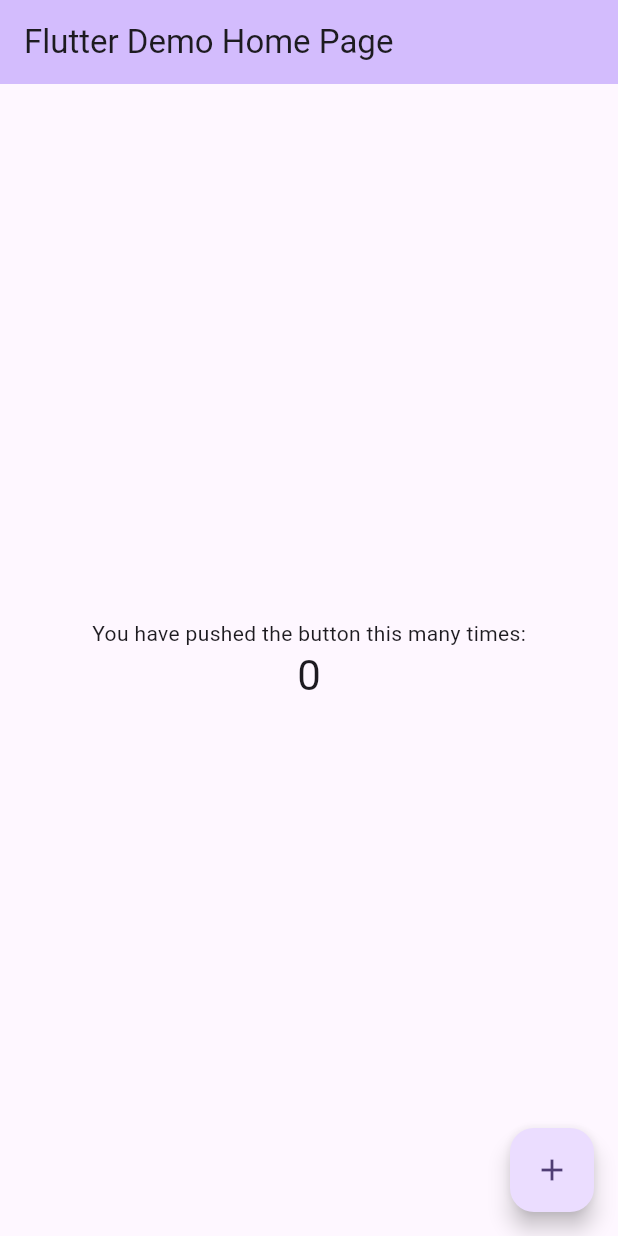
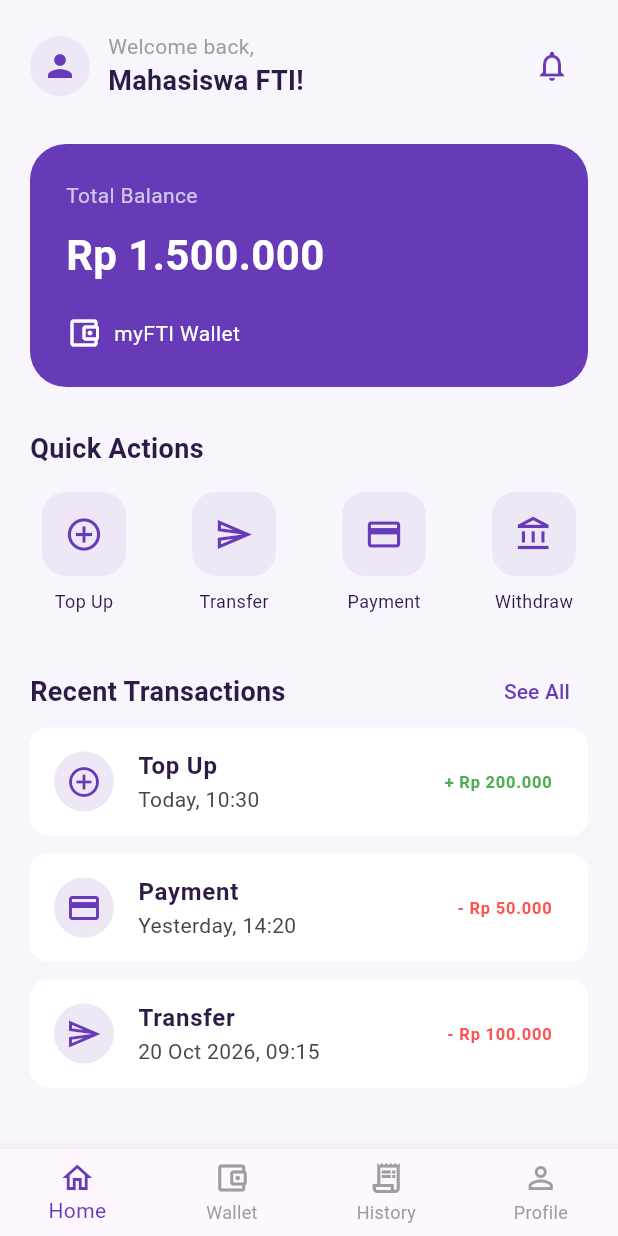
Before and after one commit to FeliciaFrederica/myFTI-App, a Flutter app: the screen it shows after launch, on a phone screen of 412 x 824 dp. Run offline on Flutter 3.47's test engine with Material 3 defaults, Android fonts, the phone set to English and light mode, and no system bars.

Commit message:
feat: add home page UI

```diff
--- a/myfti_app/lib/main.dart
+++ b/myfti_app/lib/main.dart
@@ -1,122 +1,26 @@
 import 'package:flutter/material.dart';
+import 'src/features/wallet/pages/home_page.dart';
 
 void main() {
-  runApp(const MyApp());
+  runApp(const MyFTIApp());
 }
 
-class MyApp extends StatelessWidget {
-  const MyApp({super.key});
+class MyFTIApp extends StatelessWidget {
+  const MyFTIApp({super.key});
 
-  // This widget is the root of your application.
   @override
   Widget build(BuildContext context) {
     return MaterialApp(
-      title: 'Flutter Demo',
+      debugShowCheckedModeBanner: false,
+      title: 'myFTI',
       theme: ThemeData(
-        // This is the theme of your application.
-        //
-        // TRY THIS: Try running your application with "flutter run". You'll see
-        // the application has a purple toolbar. Then, without quitting the app,
-        // try changing the seedColor in the colorScheme below to Colors.green
-        // and then invoke "hot reload" (save your changes or press the "hot
-        // reload" button in a Flutter-supported IDE, or press "r" if you used
-        // the command line to start the app).
-        //
-        // Notice that the counter didn't reset back to zero; the application
-        // state is not lost during the reload. To reset the state, use hot
-        // restart instead.
-        //
-        // This works for code too, not just values: Most code changes can be
-        // tested with just a hot reload.
-        colorScheme: .fromSeed(seedColor: Colors.deepPurple),
+        useMaterial3: true,
+        colorScheme: ColorScheme.fromSeed(
+          seedColor: Colors.deepPurple
+        ),
+        fontFamily: 'Roboto',
       ),
-      home: const MyHomePage(title: 'Flutter Demo Home Page'),
+      home: const HomePage(),
     );
   }
 }
-
-class MyHomePage extends StatefulWidget {
-  const MyHomePage({super.key, required this.title});
-
-  // This widget is the home page of your application. It is stateful, meaning
-  // that it has a State object (defined below) that contains fields that affect
-  // how it looks.
-
-  // This class is the configuration for the state. It holds the values (in this
-  // case the title) provided by the parent (in this case the App widget) and
-  // used by the build method of the State. Fields in a Widget subclass are
-  // always marked "final".
-
-  final String title;
-
-  @override
-  State<MyHomePage> createState() => _MyHomePageState();
-}
-
-class _MyHomePageState extends State<MyHomePage> {
-  int _counter = 0;
-
-  void _incrementCounter() {
-    setState(() {
-      // This call to setState tells the Flutter framework that something has
-      // changed in this State, which causes it to rerun the build method below
-      // so that the display can reflect the updated values. If we changed
-      // _counter without calling setState(), then the build method would not be
-      // called again, and so nothing would appear to happen.
-      _counter++;
-    });
-  }
-
-  @override
-  Widget build(BuildContext context) {
-    // This method is rerun every time setState is called, for instance as done
-    // by the _incrementCounter method above.
-    //
-    // The Flutter framework has been optimized to make rerunning build methods
-    // fast, so that you can just rebuild anything that needs updating rather
-    // than having to individually change instances of widgets.
-    return Scaffold(
-      appBar: AppBar(
-        // TRY THIS: Try changing the color here to a specific color (to
-        // Colors.amber, perhaps?) and trigger a hot reload to see the AppBar
-        // change color while the other colors stay the same.
-        backgroundColor: Theme.of(context).colorScheme.inversePrimary,
-        // Here we take the value from the MyHomePage object that was created by
-        // the App.build method, and use it to set our appbar title.
-        title: Text(widget.title),
-      ),
-      body: Center(
-        // Center is a layout widget. It takes a single child and positions it
-        // in the middle of the parent.
-        child: Column(
-          // Column is also a layout widget. It takes a list of children and
-          // arranges them vertically. By default, it sizes itself to fit its
-          // children horizontally, and tries to be as tall as its parent.
-          //
-          // Column has various properties to control how it sizes itself and
-          // how it positions its children. Here we use mainAxisAlignment to
-          // center the children vertically; the main axis here is the vertical
-          // axis because Columns are vertical (the cross axis would be
-          // horizontal).
-          //
-          // TRY THIS: Invoke "debug painting" (choose the "Toggle Debug Paint"
-          // action in the IDE, or press "p" in the console), to see the
-          // wireframe for each widget.
-          mainAxisAlignment: .center,
-          children: [
-            const Text('You have pushed the button this many times:'),
-            Text(
-              '$_counter',
-              style: Theme.of(context).textTheme.headlineMedium,
-            ),
-          ],
-        ),
-      ),
-      floatingActionButton: FloatingActionButton(
-        onPressed: _incrementCounter,
-        tooltip: 'Increment',
-        child: const Icon(Icons.add),
-      ),
-    );
-  }
-}
--- /dev/null
+++ b/myfti_app/lib/src/features/wallet/pages/home_page.dart
@@ -0,0 +1,289 @@
+import 'package:flutter/material.dart';
+
+class HomePage extends StatelessWidget {
+  const HomePage({super.key});
+
+  static const Color primaryPurple = Color(0xFF673AB7);
+  static const Color backgroundColor = Color(0xFFF8F6FC);
+  static const Color textColor = Color(0xFF2D1B46);
+
+  @override
+  Widget build(BuildContext context) {
+    return Scaffold(
+      backgroundColor: backgroundColor,
+      body: SafeArea(
+        child: SingleChildScrollView(
+          padding: const EdgeInsets.all(20),
+          child: Column(
+            crossAxisAlignment: CrossAxisAlignment.start,
+            children: [
+              // Header
+              Row(
+                children: [
+                  const CircleAvatar(
+                    backgroundColor: Color(0xFFEDE7F6),
+                    child: Icon(
+                      Icons.person,
+                      color: primaryPurple,
+                    ),
+                  ),
+                  const SizedBox(width: 12),
+                  const Expanded(
+                    child: Column(
+                      crossAxisAlignment: CrossAxisAlignment.start,
+                      children: [
+                        Text(
+                          'Welcome back,',
+                          style: TextStyle(color: Colors.grey),
+                        ),
+                        Text(
+                          'Mahasiswa FTI!',
+                          style: TextStyle(
+                            fontSize: 18,
+                            fontWeight: FontWeight.bold,
+                            color: textColor,
+                          ),
+                        ),
+                      ],
+                    ),
+                  ),
+                  IconButton(
+                    onPressed: () {},
+                    icon: const Icon(
+                      Icons.notifications_none,
+                      color: primaryPurple,
+                    ),
+                  ),
+                ],
+              ),
+
+              const SizedBox(height: 28),
+
+              // Balance Card
+              Container(
+                width: double.infinity,
+                padding: const EdgeInsets.all(24),
+                decoration: BoxDecoration(
+                  color: primaryPurple,
+                  borderRadius: BorderRadius.circular(24),
+                ),
+                child: const Column(
+                  crossAxisAlignment: CrossAxisAlignment.start,
+                  children: [
+                    Text(
+                      'Total Balance',
+                      style: TextStyle(color: Colors.white70),
+                    ),
+                    SizedBox(height: 10),
+                    Text(
+                      'Rp 1.500.000',
+                      style: TextStyle(
+                        color: Colors.white,
+                        fontSize: 28,
+                        fontWeight: FontWeight.bold,
+                      ),
+                    ),
+                    SizedBox(height: 20),
+                    Row(
+                      children: [
+                        Icon(
+                          Icons.account_balance_wallet_outlined,
+                          color: Colors.white,
+                        ),
+                        SizedBox(width: 8),
+                        Text(
+                          'myFTI Wallet',
+                          style: TextStyle(color: Colors.white),
+                        ),
+                      ],
+                    ),
+                  ],
+                ),
+              ),
+
+              const SizedBox(height: 28),
+
+              // Quick Actions
+              const Text(
+                'Quick Actions',
+                style: TextStyle(
+                  fontSize: 18,
+                  fontWeight: FontWeight.bold,
+                  color: textColor,
+                ),
+              ),
+              const SizedBox(height: 16),
+
+              Row(
+                mainAxisAlignment: MainAxisAlignment.spaceBetween,
+                children: [
+                  _buildAction(
+                    icon: Icons.add_circle_outline,
+                    label: 'Top Up',
+                    onTap: () {},
+                  ),
+                  _buildAction(
+                    icon: Icons.send_outlined,
+                    label: 'Transfer',
+                    onTap: () {},
+                  ),
+                  _buildAction(
+                    icon: Icons.payment_outlined,
+                    label: 'Payment',
+                    onTap: () {},
+                  ),
+                  _buildAction(
+                    icon: Icons.account_balance_outlined,
+                    label: 'Withdraw',
+                    onTap: () {},
+                  ),
+                ],
+              ),
+
+              const SizedBox(height: 28),
+
+              // Recent Transactions
+              Row(
+                mainAxisAlignment: MainAxisAlignment.spaceBetween,
+                children: [
+                  const Text(
+                    'Recent Transactions',
+                    style: TextStyle(
+                      fontSize: 18,
+                      fontWeight: FontWeight.bold,
+                      color: textColor,
+                    ),
+                  ),
+                  TextButton(
+                    onPressed: () {},
+                    child: const Text(
+                      'See All',
+                      style: TextStyle(color: primaryPurple),
+                    ),
+                  ),
+                ],
+              ),
+
+              _buildTransaction(
+                icon: Icons.add_circle_outline,
+                title: 'Top Up',
+                date: 'Today, 10:30',
+                amount: '+ Rp 200.000',
+                isIncome: true,
+              ),
+              _buildTransaction(
+                icon: Icons.payment_outlined,
+                title: 'Payment',
+                date: 'Yesterday, 14:20',
+                amount: '- Rp 50.000',
+                isIncome: false,
+              ),
+              _buildTransaction(
+                icon: Icons.send_outlined,
+                title: 'Transfer',
+                date: '20 Oct 2026, 09:15',
+                amount: '- Rp 100.000',
+                isIncome: false,
+              ),
+            ],
+          ),
+        ),
+      ),
+
+      // Bottom Navigation
+      bottomNavigationBar: BottomNavigationBar(
+        type: BottomNavigationBarType.fixed,
+        currentIndex: 0,
+        selectedItemColor: primaryPurple,
+        unselectedItemColor: Colors.grey,
+        items: const [
+          BottomNavigationBarItem(
+            icon: Icon(Icons.home_outlined),
+            label: 'Home',
+          ),
+          BottomNavigationBarItem(
+            icon: Icon(Icons.account_balance_wallet_outlined),
+            label: 'Wallet',
+          ),
+          BottomNavigationBarItem(
+            icon: Icon(Icons.receipt_long_outlined),
+            label: 'History',
+          ),
+          BottomNavigationBarItem(
+            icon: Icon(Icons.person_outline),
+            label: 'Profile',
+          ),
+        ],
+      ),
+    );
+  }
+
+  Widget _buildAction({
+    required IconData icon,
+    required String label,
+    required VoidCallback onTap,
+  }) {
+    return InkWell(
+      onTap: onTap,
+      borderRadius: BorderRadius.circular(16),
+      child: SizedBox(
+        width: 72,
+        child: Column(
+          children: [
+            Container(
+              padding: const EdgeInsets.all(15),
+              decoration: BoxDecoration(
+                color: const Color(0xFFEDE7F6),
+                borderRadius: BorderRadius.circular(16),
+              ),
+              child: Icon(icon, color: primaryPurple, size: 26),
+            ),
+            const SizedBox(height: 8),
+            Text(
+              label,
+              style: const TextStyle(
+                fontSize: 12,
+                color: textColor,
+              ),
+            ),
+          ],
+        ),
+      ),
+    );
+  }
+
+  Widget _buildTransaction({
+    required IconData icon,
+    required String title,
+    required String date,
+    required String amount,
+    required bool isIncome,
+  }) {
+    return Card(
+      color: Colors.white,
+      elevation: 0,
+      margin: const EdgeInsets.only(bottom: 12),
+      child: ListTile(
+        leading: CircleAvatar(
+          backgroundColor: const Color(0xFFEDE7F6),
+          child: Icon(icon, color: primaryPurple),
+        ),
+        title: Text(
+          title,
+          style: const TextStyle(
+            fontWeight: FontWeight.w600,
+            color: textColor,
+          ),
+        ),
+        subtitle: Text(date),
+        trailing: Text(
+          amount,
+          style: TextStyle(
+            fontWeight: FontWeight.bold,
+            color: isIncome ? Colors.green : Colors.redAccent,
+          ),
+        ),
+      ),
+    );
+  }
+}
```
Also changed, not shown: myfti_app/lib/src/features/wallet/pages/my_wallet_page.dart (added), myfti_app/lib/src/features/wallet/pages/top_up_page.dart (added), 1 other file.
